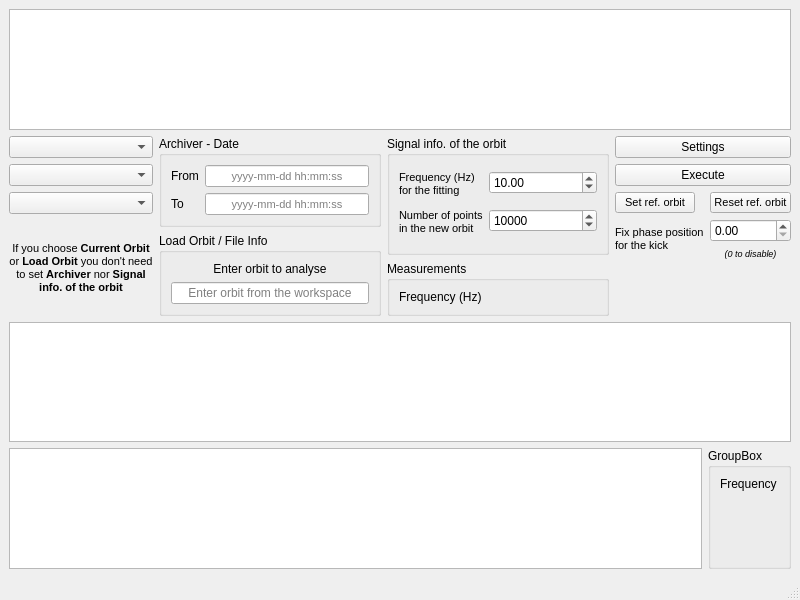
This is search_kicks/ui/main_window.ui in hz-b/MSc_SearchKicks as Qt 5 draws it before an edit. The edited form follows.
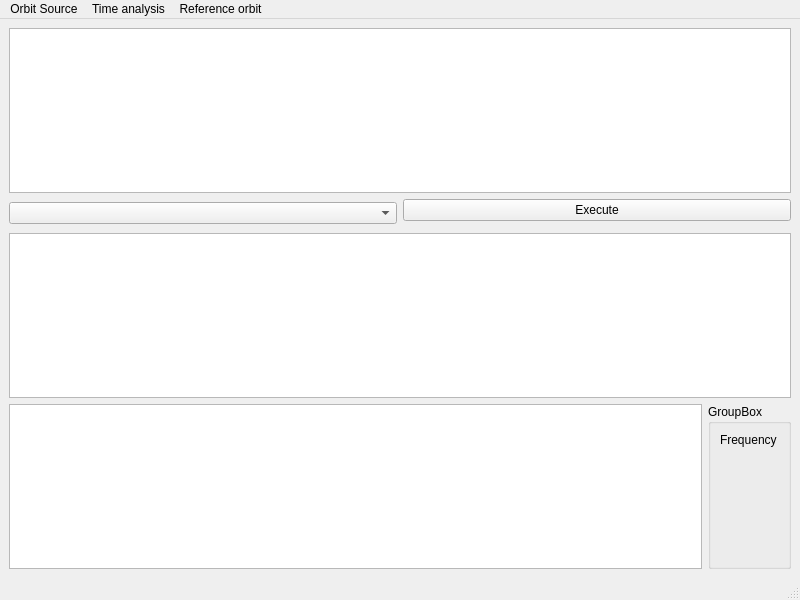
This is the edited form.

Commit message: simplify ui, add menus

Diff of the .ui file:
```diff
--- a/search_kicks/ui/main_window.ui
+++ b/search_kicks/ui/main_window.ui
@@ -23,214 +23,7 @@
       <item>
        <layout class="QVBoxLayout" name="verticalLayout">
         <item>
-         <widget class="QComboBox" name="orbite_source_combo"/>
-        </item>
-        <item>
-         <widget class="QComboBox" name="data_source_combo"/>
-        </item>
-        <item>
-         <widget class="QComboBox" name="axis_combo"/>
-        </item>
-        <item>
-         <widget class="QLabel" name="info_label">
-          <property name="font">
-           <font>
-            <pointsize>8</pointsize>
-           </font>
-          </property>
-          <property name="text">
-           <string>&lt;html&gt;&lt;head/&gt;&lt;body&gt;&lt;p&gt;If you choose &lt;span style=&quot; font-weight:600;&quot;&gt;Current Orbit&lt;/span&gt; or &lt;span style=&quot; font-weight:600;&quot;&gt;Load Orbit&lt;/span&gt; you don't need to set &lt;span style=&quot; font-weight:600;&quot;&gt;Archiver&lt;/span&gt; nor &lt;span style=&quot; font-weight:600;&quot;&gt;Signal info. of the orbit&lt;/span&gt;&lt;/p&gt;&lt;/body&gt;&lt;/html&gt;</string>
-          </property>
-          <property name="alignment">
-           <set>Qt::AlignCenter</set>
-          </property>
-          <property name="wordWrap">
-           <bool>true</bool>
-          </property>
-         </widget>
-        </item>
-       </layout>
-      </item>
-      <item>
-       <layout class="QVBoxLayout" name="verticalLayout_2">
-        <item>
-         <widget class="QGroupBox" name="archive_box">
-          <property name="title">
-           <string>Archiver - Date</string>
-          </property>
-          <layout class="QFormLayout" name="formLayout">
-           <property name="fieldGrowthPolicy">
-            <enum>QFormLayout::ExpandingFieldsGrow</enum>
-           </property>
-           <item row="0" column="0">
-            <widget class="QLabel" name="date_from_label">
-             <property name="text">
-              <string>From</string>
-             </property>
-            </widget>
-           </item>
-           <item row="0" column="1">
-            <widget class="QLineEdit" name="date_from_edit">
-             <property name="font">
-              <font>
-               <pointsize>8</pointsize>
-              </font>
-             </property>
-             <property name="alignment">
-              <set>Qt::AlignCenter</set>
-             </property>
-             <property name="placeholderText">
-              <string>yyyy-mm-dd hh:mm:ss</string>
-             </property>
-            </widget>
-           </item>
-           <item row="1" column="0">
-            <widget class="QLabel" name="date_to_label">
-             <property name="text">
-              <string>To</string>
-             </property>
-            </widget>
-           </item>
-           <item row="1" column="1">
-            <widget class="QLineEdit" name="date_to_edit">
-             <property name="font">
-              <font>
-               <pointsize>8</pointsize>
-              </font>
-             </property>
-             <property name="maxLength">
-              <number>20</number>
-             </property>
-             <property name="alignment">
-              <set>Qt::AlignCenter</set>
-             </property>
-             <property name="placeholderText">
-              <string>yyyy-mm-dd hh:mm:ss</string>
-             </property>
-            </widget>
-           </item>
-          </layout>
-         </widget>
-        </item>
-        <item>
-         <widget class="QGroupBox" name="orbit_info_box">
-          <property name="title">
-           <string>Load Orbit / File Info</string>
-          </property>
-          <property name="flat">
-           <bool>false</bool>
-          </property>
-          <layout class="QGridLayout" name="gridLayout_2">
-           <item row="1" column="0">
-            <widget class="QLabel" name="orbit_info_label">
-             <property name="text">
-              <string>Enter orbit to analyse</string>
-             </property>
-             <property name="alignment">
-              <set>Qt::AlignCenter</set>
-             </property>
-            </widget>
-           </item>
-           <item row="2" column="0">
-            <widget class="QLineEdit" name="orbit_info_edit">
-             <property name="alignment">
-              <set>Qt::AlignCenter</set>
-             </property>
-             <property name="placeholderText">
-              <string>Enter orbit from the workspace</string>
-             </property>
-            </widget>
-           </item>
-          </layout>
-         </widget>
-        </item>
-       </layout>
-      </item>
-      <item>
-       <layout class="QVBoxLayout" name="verticalLayout_3">
-        <item>
-         <widget class="QGroupBox" name="signal_info_box">
-          <property name="title">
-           <string>Signal info. of the orbit</string>
-          </property>
-          <layout class="QFormLayout" name="formLayout_2">
-           <item row="0" column="0">
-            <widget class="QLabel" name="fitting_freq_label">
-             <property name="sizePolicy">
-              <sizepolicy hsizetype="Expanding" vsizetype="Expanding">
-               <horstretch>0</horstretch>
-               <verstretch>0</verstretch>
-              </sizepolicy>
-             </property>
-             <property name="font">
-              <font>
-               <pointsize>8</pointsize>
-              </font>
-             </property>
-             <property name="text">
-              <string>&lt;html&gt;&lt;head/&gt;&lt;body&gt;&lt;p&gt;Frequency (Hz) &lt;br/&gt;for the fitting&lt;/p&gt;&lt;/body&gt;&lt;/html&gt;</string>
-             </property>
-            </widget>
-           </item>
-           <item row="0" column="1">
-            <widget class="QDoubleSpinBox" name="fitting_freq_edit">
-             <property name="sizePolicy">
-              <sizepolicy hsizetype="Minimum" vsizetype="Fixed">
-               <horstretch>0</horstretch>
-               <verstretch>0</verstretch>
-              </sizepolicy>
-             </property>
-             <property name="value">
-              <double>10.000000000000000</double>
-             </property>
-            </widget>
-           </item>
-           <item row="1" column="0">
-            <widget class="QLabel" name="points_nb_label">
-             <property name="font">
-              <font>
-               <pointsize>8</pointsize>
-              </font>
-             </property>
-             <property name="text">
-              <string>&lt;html&gt;&lt;head/&gt;&lt;body&gt;&lt;p&gt;Number of points&lt;br/&gt;in the new orbit&lt;/p&gt;&lt;/body&gt;&lt;/html&gt;</string>
-             </property>
-            </widget>
-           </item>
-           <item row="1" column="1">
-            <widget class="QSpinBox" name="points_nb_edit">
-             <property name="minimum">
-              <number>1</number>
-             </property>
-             <property name="maximum">
-              <number>1000000</number>
-             </property>
-             <property name="singleStep">
-              <number>10</number>
-             </property>
-             <property name="value">
-              <number>10000</number>
-             </property>
-            </widget>
-           </item>
-          </layout>
-         </widget>
-        </item>
-        <item>
-         <widget class="QGroupBox" name="measurement_box">
-          <property name="title">
-           <string>Measurements</string>
-          </property>
-          <layout class="QFormLayout" name="formLayout_3">
-           <item row="0" column="0">
-            <widget class="QLabel" name="label_7">
-             <property name="text">
-              <string>Frequency (Hz)</string>
-             </property>
-            </widget>
-           </item>
-          </layout>
-         </widget>
+         <widget class="QComboBox" name="bpm_combo"/>
         </item>
        </layout>
       </item>
@@ -240,84 +33,14 @@
          <enum>QFormLayout::AllNonFixedFieldsGrow</enum>
         </property>
         <item row="0" column="0" colspan="2">
-         <widget class="QPushButton" name="settings_btn">
-          <property name="text">
-           <string>Settings</string>
-          </property>
-         </widget>
-        </item>
-        <item row="1" column="0" colspan="2">
          <widget class="QPushButton" name="execute_btn">
           <property name="text">
            <string>Execute</string>
           </property>
          </widget>
         </item>
-        <item row="2" column="1">
-         <widget class="QPushButton" name="reset_ref_btn">
-          <property name="font">
-           <font>
-            <pointsize>8</pointsize>
-           </font>
-          </property>
-          <property name="text">
-           <string>Reset ref. orbit</string>
-          </property>
-         </widget>
-        </item>
-        <item row="3" column="1">
-         <layout class="QVBoxLayout" name="verticalLayout_4">
-          <item>
-           <widget class="QDoubleSpinBox" name="phase_pos_edit">
-            <property name="alignment">
-             <set>Qt::AlignBottom|Qt::AlignLeading|Qt::AlignLeft</set>
-            </property>
-           </widget>
-          </item>
-          <item>
-           <widget class="QLabel" name="label_5">
-            <property name="font">
-             <font>
-              <pointsize>7</pointsize>
-              <italic>true</italic>
-             </font>
-            </property>
-            <property name="text">
-             <string>(0 to disable)</string>
-            </property>
-            <property name="alignment">
-             <set>Qt::AlignHCenter|Qt::AlignTop</set>
-            </property>
-            <property name="margin">
-             <number>0</number>
-            </property>
-           </widget>
-          </item>
-         </layout>
-        </item>
-        <item row="3" column="0">
-         <widget class="QLabel" name="phase_pos_label">
-          <property name="font">
-           <font>
-            <pointsize>8</pointsize>
-           </font>
-          </property>
-          <property name="text">
-           <string>Fix phase position&lt;br/&gt;for the kick</string>
-          </property>
-         </widget>
-        </item>
-        <item row="2" column="0">
-         <widget class="QPushButton" name="set_ref_btn">
-          <property name="font">
-           <font>
-            <pointsize>8</pointsize>
-           </font>
-          </property>
-          <property name="text">
-           <string>Set ref. orbit</string>
-          </property>
-         </widget>
+        <item row="1" column="1">
+         <layout class="QVBoxLayout" name="verticalLayout_4"/>
         </item>
        </layout>
       </item>
@@ -360,9 +83,33 @@
      <x>0</x>
      <y>0</y>
      <width>800</width>
-     <height>29</height>
+     <height>20</height>
     </rect>
    </property>
+   <widget class="QMenu" name="menuSource">
+    <property name="title">
+     <string>Orbit Source</string>
+    </property>
+    <addaction name="actionCurrent_Orbit"/>
+    <addaction name="actionLoad_File"/>
+    <addaction name="actionLoad_archiver"/>
+   </widget>
+   <widget class="QMenu" name="menuTime_analysis">
+    <property name="title">
+     <string>Time analysis</string>
+    </property>
+    <addaction name="actionData_from_FOFB"/>
+    <addaction name="actionLoad_file_2"/>
+   </widget>
+   <widget class="QMenu" name="menuReference_orbit">
+    <property name="title">
+     <string>Reference orbit</string>
+    </property>
+    <addaction name="actionView"/>
+   </widget>
+   <addaction name="menuSource"/>
+   <addaction name="menuTime_analysis"/>
+   <addaction name="menuReference_orbit"/>
   </widget>
   <widget class="QStatusBar" name="statusbar"/>
  </widget>
```
Left out of the diff: 47 changed lines with no effect on the pictures. The commit also changes 1 other file.
